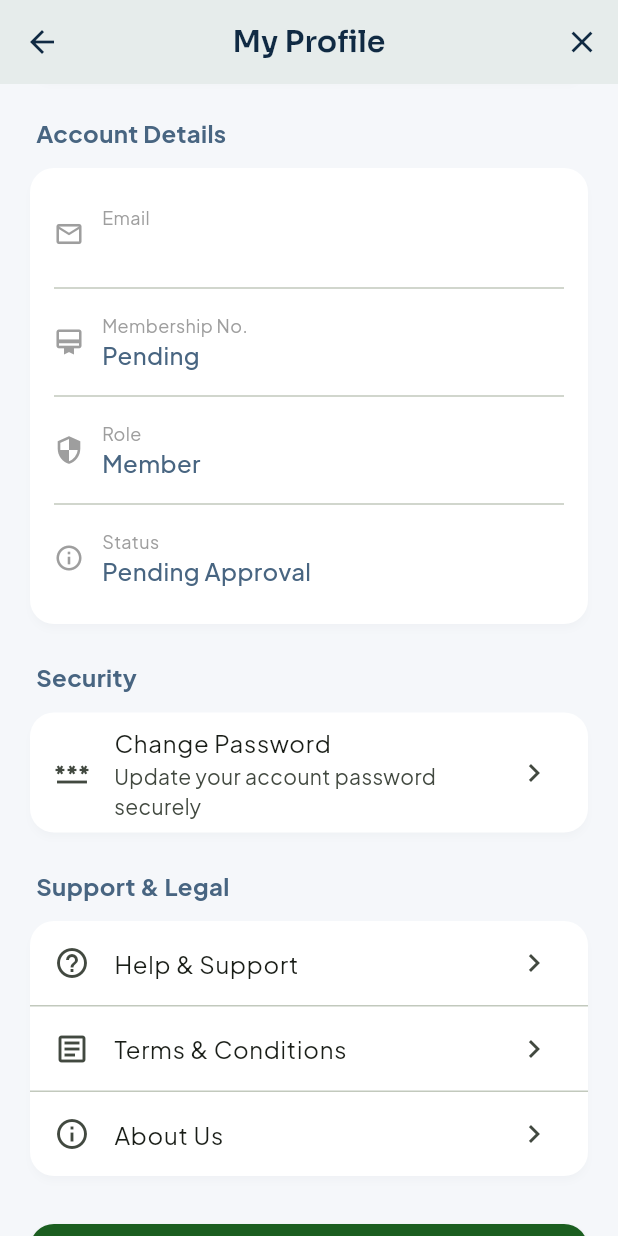
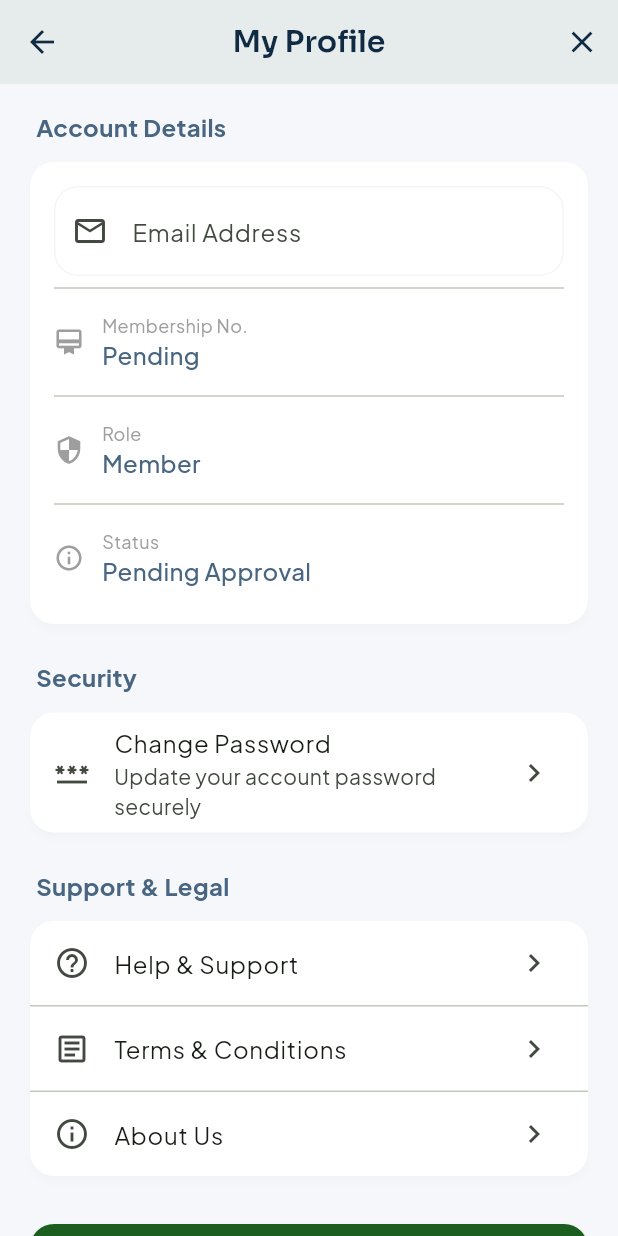
Before and after one commit to krymoevanag/SeedVest-frontend, a Flutter app: the ProfileScreen screen opened by its route, scrolled down 576 dp, after a tap on the "edit" icon, after a tap on "Save Changes", on a phone screen of 412 x 824 dp. Run offline on Flutter 3.47's test engine with Material 3 defaults, Android fonts, the phone set to English and light mode, and no system bars; our stand-ins replace app_links, connectivity_plus, dio, fl_chart, flutter_dotenv, flutter_secure_storage and 5 more; accounts and stored records are empty; network calls fail.

```diff
--- a/lib/views/governance/admin_member_registration_view.dart
+++ b/lib/views/governance/admin_member_registration_view.dart
@@ -56,12 +56,13 @@ class _AdminMemberRegistrationViewState
         final credentials = result['credentials'];
 
         if (hasEmail) {
+          final bool emailSent = result['email_sent'] != false;
           ScaffoldMessenger.of(context).showSnackBar(
             SnackBar(
               content: Text(
                 result['message'] ?? 'Member registered! Account setup email sent.',
               ),
-              backgroundColor: AppColors.success,
+              backgroundColor: emailSent ? AppColors.success : Colors.orange,
               duration: const Duration(seconds: 4),
             ),
           );
--- a/lib/views/profile/profile_screen.dart
+++ b/lib/views/profile/profile_screen.dart
@@ -21,6 +21,7 @@ class _ProfileScreenState extends State<ProfileScreen> {
   late TextEditingController _firstNameController;
   late TextEditingController _lastNameController;
   late TextEditingController _phoneController;
+  late TextEditingController _emailController;
   bool _isEditing = false;
   File? _imageFile;
   final ImagePicker _picker = ImagePicker();
@@ -55,6 +56,7 @@ class _ProfileScreenState extends State<ProfileScreen> {
     _firstNameController = TextEditingController(text: first);
     _lastNameController = TextEditingController(text: last);
     _phoneController = TextEditingController(text: user?.phoneNumber ?? '');
+    _emailController = TextEditingController(text: user?.email ?? '');
     _loadBiometricSettings();
   }
 
@@ -63,6 +65,7 @@ class _ProfileScreenState extends State<ProfileScreen> {
     _firstNameController.dispose();
     _lastNameController.dispose();
     _phoneController.dispose();
+    _emailController.dispose();
     super.dispose();
   }
 
@@ -402,6 +405,7 @@ class _ProfileScreenState extends State<ProfileScreen> {
                   _lastNameController.text =
                       names.length > 1 ? names.sublist(1).join(' ') : '';
                   _phoneController.text = user?.phoneNumber ?? '';
+                  _emailController.text = user?.email ?? '';
                 }
                 _isEditing = !_isEditing;
               });
@@ -515,8 +519,25 @@ class _ProfileScreenState extends State<ProfileScreen> {
                     padding: const EdgeInsets.all(16),
                     child: Column(
                       children: [
-                        _buildReadOnlyField(
-                            'Email', user?.email ?? '', Icons.email_outlined),
+                        _buildTextField(
+                          label: 'Email Address',
+                          controller: _emailController,
+                          enabled: _isEditing,
+                          icon: Icons.email_outlined,
+                          keyboardType: TextInputType.emailAddress,
+                          validator: (value) {
+                            final email = value?.trim() ?? '';
+                            if (email.isEmpty) return null;
+
+                            final emailPattern = RegExp(
+                              r'^[^@\s]+@[^@\s]+\.[^@\s]+$',
+                            );
+                            if (!emailPattern.hasMatch(email)) {
+                              return 'Please enter a valid email address';
+                            }
+                            return null;
+                          },
+                        ),
                         const Divider(),
                         _buildReadOnlyField(
                             'Membership No.',
@@ -611,6 +632,8 @@ class _ProfileScreenState extends State<ProfileScreen> {
                       'first_name': _firstNameController.text,
                       'last_name': _lastNameController.text,
                       'phone_number': _phoneController.text,
+                      if (_emailController.text.trim().isNotEmpty)
+                        'email': _emailController.text.trim(),
                     });
 
                     if (!context.mounted) return;
@@ -731,6 +754,7 @@ class _ProfileScreenState extends State<ProfileScreen> {
     required bool enabled,
     required IconData icon,
     TextInputType? keyboardType,
+    String? Function(String?)? validator,
   }) {
     return TextFormField(
       controller: controller,
@@ -743,12 +767,13 @@ class _ProfileScreenState extends State<ProfileScreen> {
         contentPadding: enabled ? null : const EdgeInsets.all(0),
         filled: enabled,
       ),
-      validator: (value) {
-        if (value == null || value.isEmpty) {
-          return 'Please enter $label';
-        }
-        return null;
-      },
+      validator: validator ??
+          (value) {
+            if (value == null || value.isEmpty) {
+              return 'Please enter $label';
+            }
+            return null;
+          },
     );
   }
 
```
Also changed, not shown: lib/viewmodels/governance_viewmodel.dart (+12 -0 lines), lib/views/auth/register_screen.dart (+15 -5 lines), lib/views/governance/member_approval_view.dart (+8 -4 lines).
